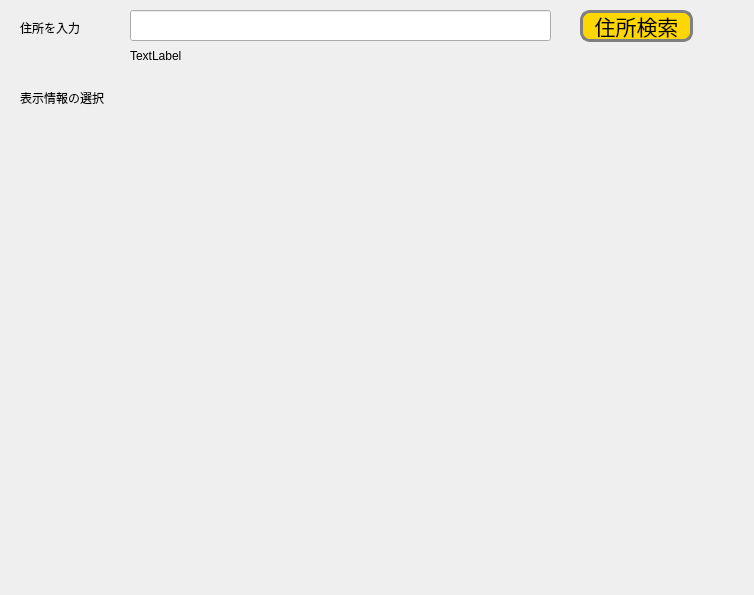
The window that main.ui (kamoYD61519/map) describes before a commit, drawn with Qt 5.
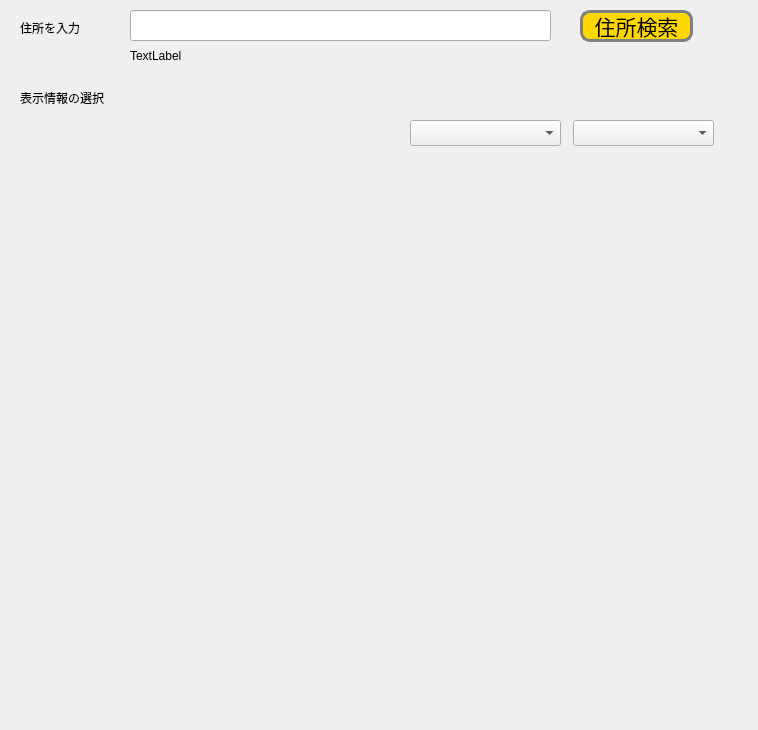
The same window after the commit.

Commit message: 基本機能の実装完了

```diff
--- a/main.ui
+++ b/main.ui
@@ -6,8 +6,8 @@
    <rect>
     <x>0</x>
     <y>0</y>
-    <width>754</width>
-    <height>595</height>
+    <width>758</width>
+    <height>730</height>
    </rect>
   </property>
   <property name="windowTitle">
@@ -115,13 +115,33 @@
     <property name="geometry">
      <rect>
       <x>10</x>
-      <y>130</y>
+      <y>160</y>
       <width>731</width>
-      <height>451</height>
+      <height>551</height>
      </rect>
     </property>
     <layout class="QVBoxLayout" name="verticalLayout"/>
    </widget>
+   <widget class="QComboBox" name="combB1">
+    <property name="geometry">
+     <rect>
+      <x>410</x>
+      <y>120</y>
+      <width>151</width>
+      <height>26</height>
+     </rect>
+    </property>
+   </widget>
+   <widget class="QComboBox" name="comboB2">
+    <property name="geometry">
+     <rect>
+      <x>573</x>
+      <y>120</y>
+      <width>141</width>
+      <height>26</height>
+     </rect>
+    </property>
+   </widget>
   </widget>
  </widget>
  <resources/>
```
The commit also changes 2 other files.
